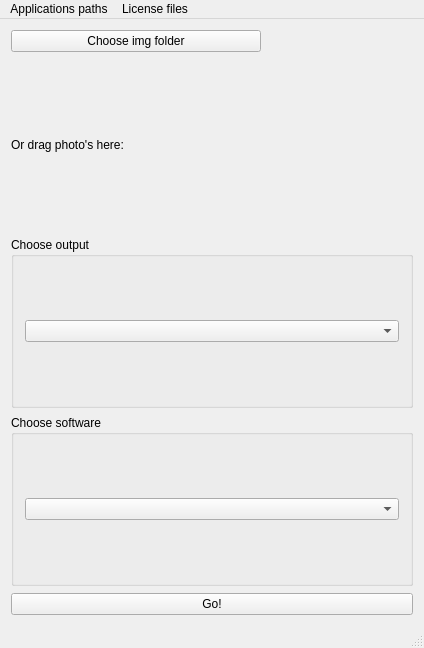
Above: gui/ui/launch_station.ui from s-du/Launch_station before the change. Below: the same form after it.
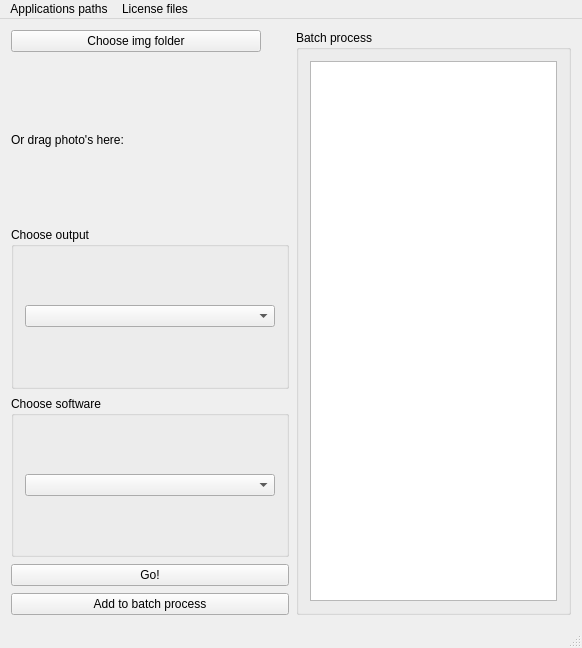
That is the form after the change.

Diff of the .ui file:
```diff
--- a/gui/ui/launch_station.ui
+++ b/gui/ui/launch_station.ui
@@ -6,7 +6,7 @@
    <rect>
     <x>0</x>
     <y>0</y>
-    <width>424</width>
+    <width>582</width>
     <height>648</height>
    </rect>
   </property>
@@ -14,6 +14,8 @@
    <string>MainWindow</string>
   </property>
   <widget class="QWidget" name="centralwidget">
+   <layout class="QHBoxLayout" name="horizontalLayout">
+    <item>
    <layout class="QVBoxLayout" name="verticalLayout_2">
     <item>
      <widget class="QPushButton" name="pushButton_load">
@@ -94,6 +96,27 @@
       </property>
      </widget>
     </item>
+      <item>
+       <widget class="QPushButton" name="pushButton_add_batch">
+        <property name="text">
+         <string>Add to batch process</string>
+        </property>
+       </widget>
+      </item>
+     </layout>
+    </item>
+    <item>
+     <widget class="QGroupBox" name="groupBox_3">
+      <property name="title">
+       <string>Batch process</string>
+      </property>
+      <layout class="QVBoxLayout" name="verticalLayout_5">
+       <item>
+        <widget class="QListView" name="listView"/>
+       </item>
+      </layout>
+     </widget>
+    </item>
    </layout>
   </widget>
   <widget class="QMenuBar" name="menubar">
@@ -101,7 +124,7 @@
     <rect>
      <x>0</x>
      <y>0</y>
-     <width>424</width>
+     <width>582</width>
      <height>21</height>
     </rect>
    </property>
```
Lines whose indentation alone changed are shown as unchanged.
